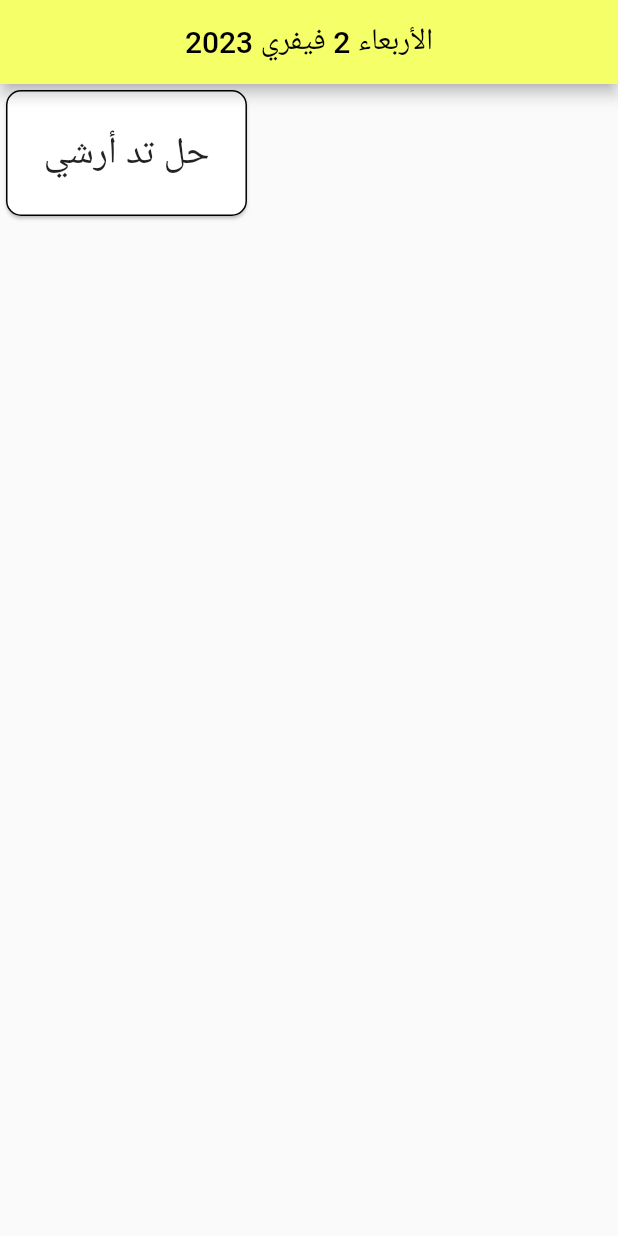
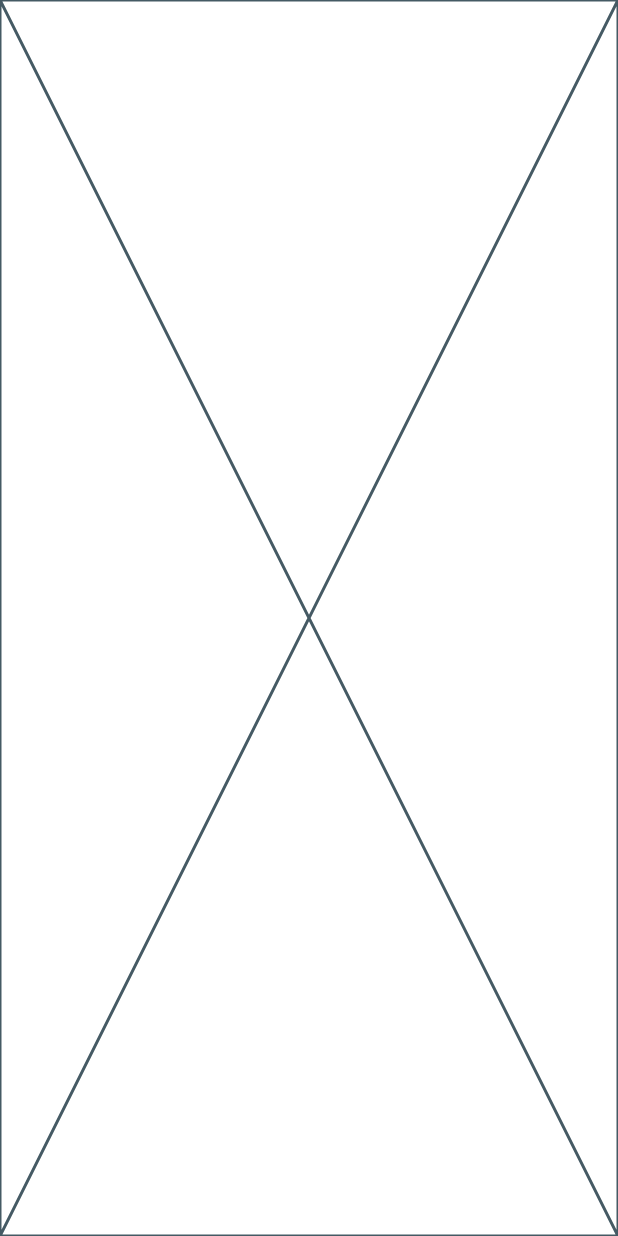
Before and after one commit to Z1n0u/notes_app, a Flutter app: the screen it shows after launch, on a phone screen of 412 x 824 dp. Run offline on Flutter 3.47's test engine with Material 2 defaults, Android fonts, the phone set to English and light mode, and no system bars.

```diff
--- a/app/lib/main.dart
+++ b/app/lib/main.dart
@@ -1,47 +1,14 @@
 import 'package:flutter/material.dart';
 
 void main() {
-  runApp(const MyApp());
+  runApp(const NotesApp());
 }
 
-class MyApp extends StatelessWidget {
-  const MyApp({super.key});
+class NotesApp extends StatelessWidget {
+  const NotesApp({super.key});
 
   @override
   Widget build(BuildContext context) {
-    return MaterialApp(
-      home: Myhomepage(),
-    );
+    return const Placeholder();
   }
 }
-
-class Myhomepage extends StatelessWidget {
-  Myhomepage({super.key});
-
-  @override
-  Widget build(BuildContext context) {
-    return Scaffold(
-      appBar: AppBar(
-        backgroundColor: Color(0xFFF5FF67),
-        centerTitle: true,
-        title: Text(
-          "الأربعاء 2 فيفري 2023",
-          style: TextStyle(color: Colors.black),
-        ),
-      ),
-      body: Card(
-        shape: RoundedRectangleBorder(
-          side: const BorderSide(color: Colors.black),
-          borderRadius: BorderRadius.circular(10),
-        ),
-        child: Container(
-          padding: EdgeInsets.all(25),
-          child: const Text(
-            'حل تد أرشي',
-            style: TextStyle(fontSize: 25),
-          ),
-        ),
-      ),
-    );
-  }
-}
```
